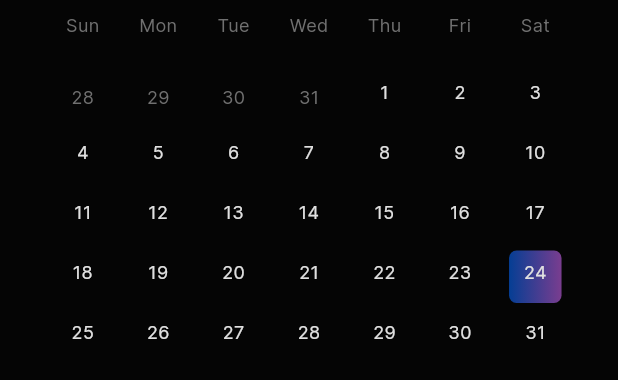
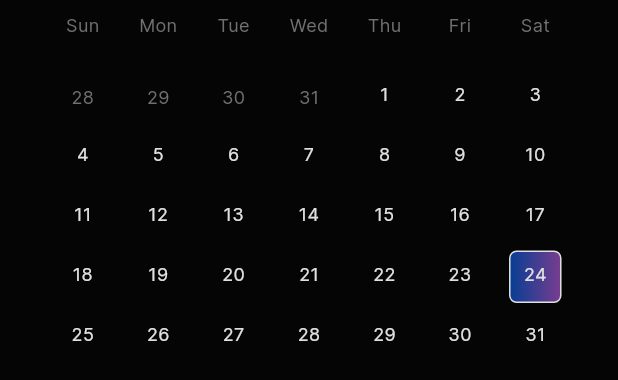
Before and after one commit to DoomKitty87/integrand-mobile, a Flutter app: the CalendarGrid widget shown alone on an empty page, opened directly with empty values, on a phone screen of 412 x 824 dp. Shown: the top 380 px of the screen. Run offline on Flutter 3.47's test engine with Material 3 defaults, Android fonts, the phone set to English and light mode, and no system bars; our stand-ins replace barcode_widget, flutter_animate, flutter_markdown, geolocator, shared_preferences; accounts and stored records are empty; network calls fail; statements that could not run were skipped; project files that could hold a hidden picture were left out.

Commit message:
did outline in calendar

```diff
--- a/integrand/lib/app_page_tree/normal/main_pages/calendar.dart
+++ b/integrand/lib/app_page_tree/normal/main_pages/calendar.dart
@@ -243,6 +243,11 @@ class CalendarGrid extends StatelessWidget {
       }),
     );
 
+    int trueCurrentDay = -1;
+    if (DateTime.now().month == month + 1 && DateTime.now().year == year) {
+      trueCurrentDay = DateTime.now().day;
+    }
+
     List<Widget> weekRows = [];
     weekRows.add(const SizedBox(height: 14));
 
@@ -285,6 +290,10 @@ class CalendarGrid extends StatelessWidget {
                   child: Container(
                     decoration: BoxDecoration(
                       gradient: dayNumber == day ? textGradient : null,
+                      border: Border.all(
+                          color: dayNumber == trueCurrentDay
+                              ? textColor
+                              : Colors.transparent),
                       borderRadius: const BorderRadius.all(Radius.circular(5)),
                     ),
                     padding: const EdgeInsets.all(6),
```
